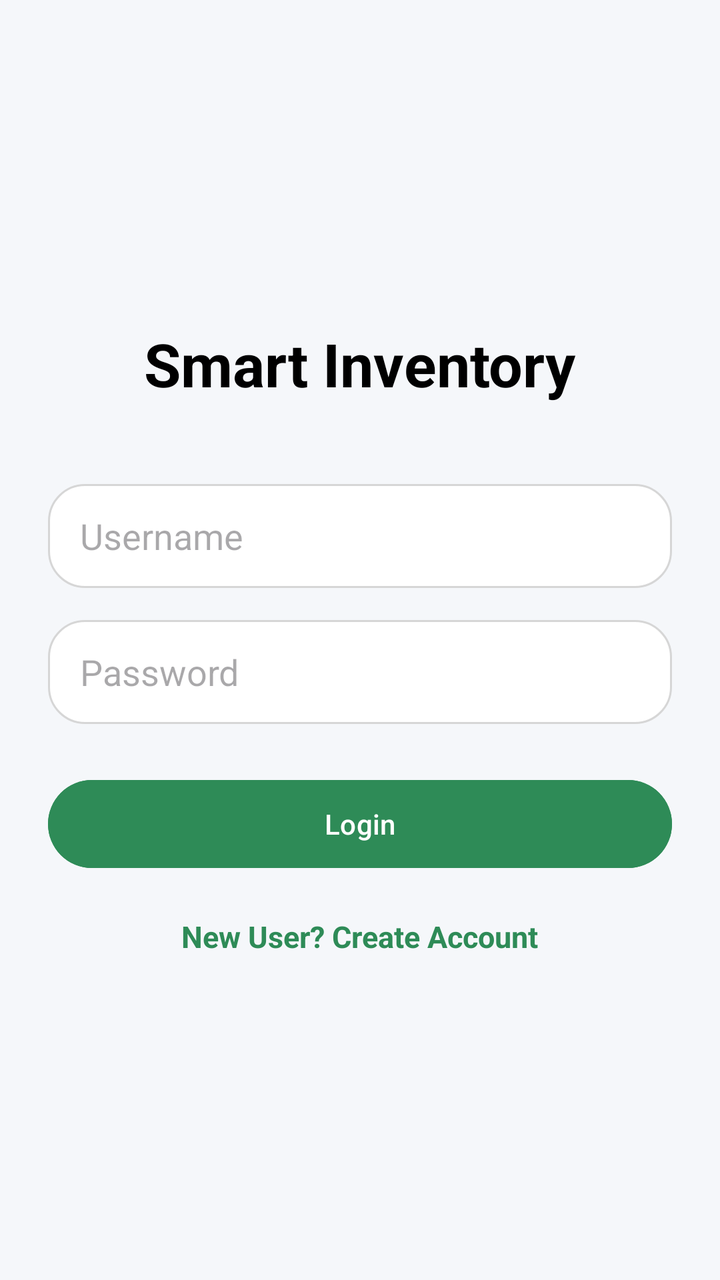
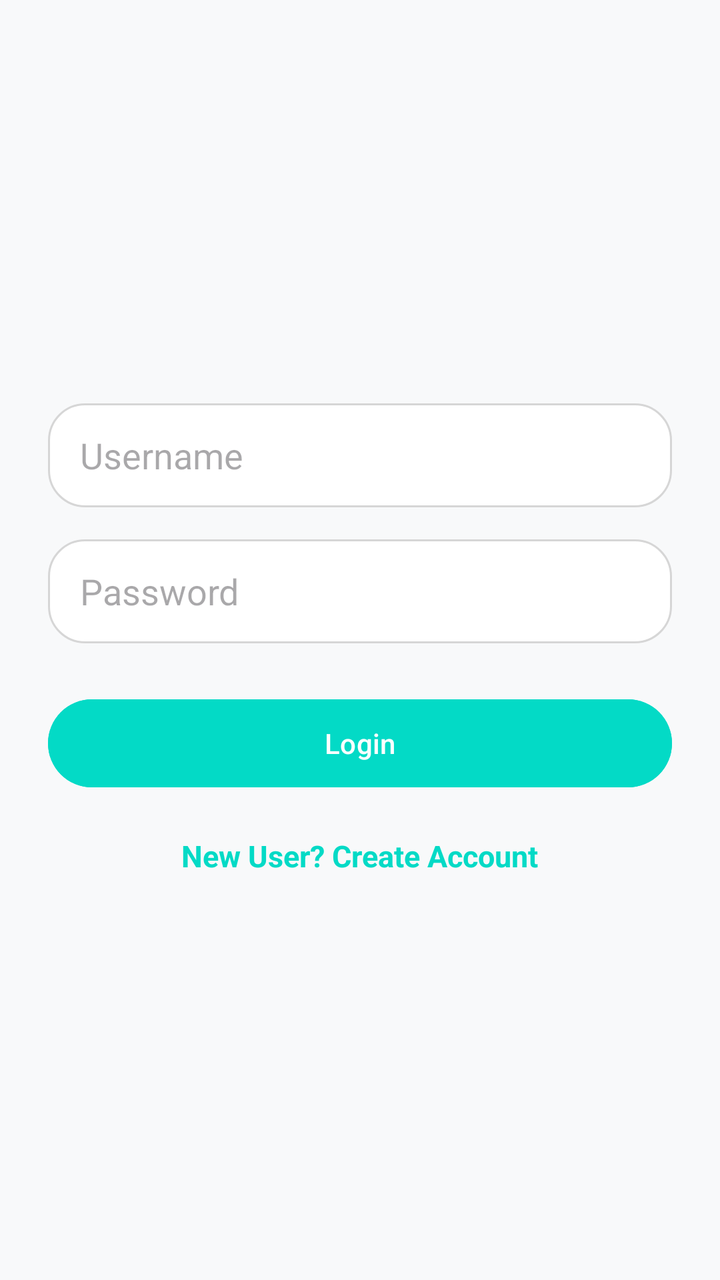

Two renders of the same Android screen: before a commit and after it. Below are the layout's source before the change and the commit's diff.
<!-- AndroidManifest.xml: application theme Theme.SmartInventaryManagement -->
<!-- res/layout/activity_login.xml -->
<?xml version="1.0" encoding="utf-8"?>
<LinearLayout
    xmlns:android="http://schemas.android.com/apk/res/android"

    android:layout_width="match_parent"

    android:layout_height="match_parent"

    android:orientation="vertical"

    android:gravity="center"

    android:padding="24dp"

    android:background="@color/light_bg">

    <TextView
        android:layout_width="wrap_content"

        android:layout_height="wrap_content"

        android:text="@string/app_name"

        android:textSize="30sp"

        android:textStyle="bold"

        android:textColor="@color/black"

        android:layout_marginBottom="40dp"/>

    <EditText
        android:id="@+id/etUsername"

        android:layout_width="match_parent"

        android:layout_height="52dp"

        android:hint="@string/username"

        android:background="@drawable/search_bg"

        android:paddingStart="16dp"

        android:textColor="@color/black"

        android:layout_marginBottom="16dp"/>

    <EditText
        android:id="@+id/etPassword"

        android:layout_width="match_parent"

        android:layout_height="52dp"

        android:hint="@string/password"

        android:inputType="textPassword"

        android:background="@drawable/search_bg"

        android:paddingStart="16dp"

        android:textColor="@color/black"

        android:layout_marginBottom="24dp"/>

    <Button
        android:id="@+id/btnLogin"

        android:layout_width="match_parent"

        android:layout_height="52dp"

        android:text="@string/login"

        android:textColor="@android:color/white"

        android:backgroundTint="@color/secondary"/>

    <TextView
        android:id="@+id/tvCreateAccount"

        android:layout_width="wrap_content"

        android:layout_height="wrap_content"

        android:text="@string/new_user_create_account"

        android:textSize="15sp"

        android:textStyle="bold"

        android:textColor="@color/secondary"

        android:layout_marginTop="20dp"/>


</LinearLayout>
<!-- resources referenced by this layout -->
<resources>
  <color name="black">#FF000000</color>
  <color name="light_bg">#F5F7FA</color>
  <color name="secondary">#2E8B57</color>
  <!-- drawable search_bg (drawable) -->
  <?xml version="1.0" encoding="utf-8"?>
  <shape xmlns:android="http://schemas.android.com/apk/res/android">
  
      <solid android:color="?android:colorBackgroundFloating"/>
  
      <corners android:radius="18dp"/>
  
      <stroke
          android:width="1dp"
          android:color="#D6D6D6"/>
  
      <padding
          android:left="10dp"
          android:right="10dp"
          android:top="10dp"
          android:bottom="10dp"/>
  
  </shape>
  <string name="app_name">Smart Inventory</string>
  <string name="login">Login</string>
  <string name="new_user_create_account">New User? Create Account</string>
  <string name="password">Password</string>
  <string name="username">Username</string>
  <style name="Theme.SmartInventaryManagement" parent="Base.Theme.SmartInventaryManagement" />
  <style name="Base.Theme.SmartInventaryManagement" parent="Theme.Material3.DayNight.NoActionBar">
  
      </style>
</resources>

<!-- the commit's change to res/layout/activity_login.xml (unified diff, before → after) -->
@@ -15,19 +15,25 @@
     android:background="@color/light_bg">
 
     <TextView
+        android:id="@+id/tvWelcomeBack"
         android:layout_width="wrap_content"
+        android:layout_height="wrap_content"
+        android:text="@string/welcome_back"
+        android:textSize="24sp"
+        android:textStyle="bold"
+        android:textColor="@color/secondary"
+        android:layout_marginBottom="8dp"
+        android:visibility="gone"/>
 
+    <TextView
+        android:id="@+id/tvLoginSubtitle"
+        android:layout_width="wrap_content"
         android:layout_height="wrap_content"
-
-        android:text="@string/app_name"
-
-        android:textSize="30sp"
-
-        android:textStyle="bold"
-
+        android:text="@string/verify_identity"
+        android:textSize="16sp"
         android:textColor="@color/black"
-
-        android:layout_marginBottom="40dp"/>
+        android:layout_marginBottom="32dp"
+        android:visibility="gone"/>
 
     <EditText
         android:id="@+id/etUsername"
@@ -67,16 +73,23 @@
 
     <Button
         android:id="@+id/btnLogin"
+        android:layout_width="match_parent"
+        android:layout_height="52dp"
+        android:text="@string/login"
+        android:textColor="@android:color/white"
+        android:backgroundTint="@color/secondary"/>
 
-        android:layout_width="match_parent"
-
-        android:layout_height="52dp"
-
-        android:text="@string/login"
-
-        android:textColor="@android:color/white"
-
-        android:backgroundTint="@color/secondary"/>
+    <ImageButton
+        android:id="@+id/btnBiometricRetry"
+        android:layout_width="64dp"
+        android:layout_height="64dp"
+        android:layout_marginTop="16dp"
+        android:background="?attr/selectableItemBackgroundBorderless"
+        android:src="@drawable/ic_fingerprint"
+        android:contentDescription="@string/biometric_authentication"
+        xmlns:app="http://schemas.android.com/apk/res-auto"
+        app:tint="@color/secondary"
+        android:visibility="gone"/>
 
     <TextView
         android:id="@+id/tvCreateAccount"
<!-- resource entries referenced after the edit -->
@@ -1,8 +1,9 @@
 <!-- resources referenced by this layout -->
 <resources>
   <color name="black">#FF000000</color>
-  <color name="light_bg">#F5F7FA</color>
-  <color name="secondary">#2E8B57</color>
+  <color name="light_bg">#F8F9FA</color>
+  <color name="secondary">#03DAC6</color>
+  <!-- drawable ic_fingerprint: vector/xml drawable (drawable, 2511 chars, omitted) -->
   <!-- drawable search_bg (drawable) -->
   <?xml version="1.0" encoding="utf-8"?>
   <shape xmlns:android="http://schemas.android.com/apk/res/android">
@@ -22,11 +23,13 @@
           android:bottom="10dp"/>
   
   </shape>
-  <string name="app_name">Smart Inventory</string>
+  <string name="biometric_authentication">Biometric Authentication</string>
   <string name="login">Login</string>
   <string name="new_user_create_account">New User? Create Account</string>
   <string name="password">Password</string>
   <string name="username">Username</string>
+  <string name="verify_identity">Please verify your identity</string>
+  <string name="welcome_back">Welcome Back!</string>
   <style name="Theme.SmartInventaryManagement" parent="Base.Theme.SmartInventaryManagement" />
   <style name="Base.Theme.SmartInventaryManagement" parent="Theme.Material3.DayNight.NoActionBar">
   
